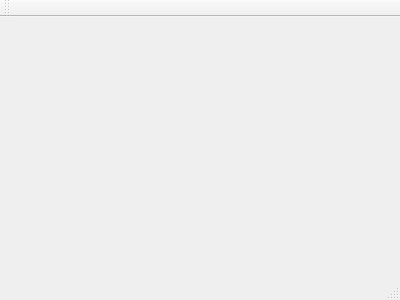
First picture: the form in lab1/mainwindow.ui, repository asvitenkov/MRZ-Part-2, before the edit.
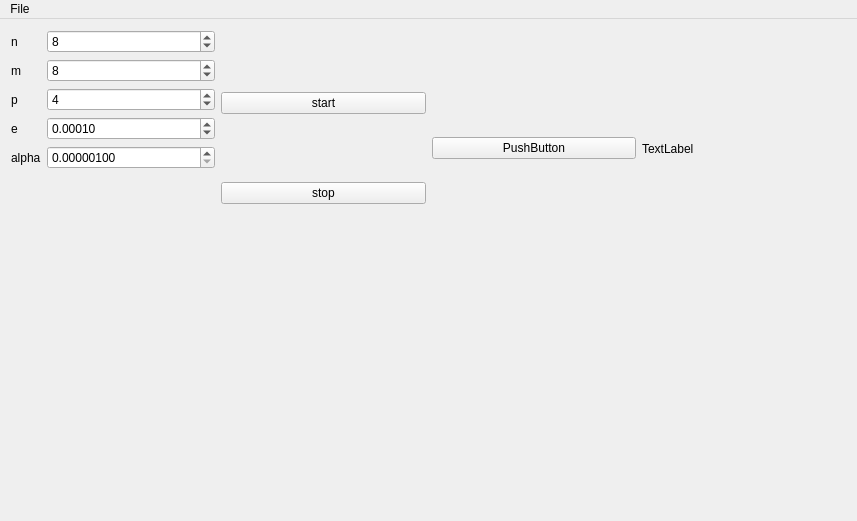
Second picture: the form after the edit.

Diff of the .ui file:
```diff
--- a/lab1/mainwindow.ui
+++ b/lab1/mainwindow.ui
@@ -1,24 +1,204 @@
 <ui version="4.0">
  <class>MainWindow</class>
- <widget class="QMainWindow" name="MainWindow" >
-  <property name="geometry" >
+ <widget class="QMainWindow" name="MainWindow">
+  <property name="geometry">
    <rect>
     <x>0</x>
     <y>0</y>
-    <width>400</width>
-    <height>300</height>
+    <width>857</width>
+    <height>521</height>
    </rect>
   </property>
   <property name="windowTitle" >
    <string>MainWindow</string>
   </property>
-  <widget class="QMenuBar" name="menuBar" />
-  <widget class="QToolBar" name="mainToolBar" />
-  <widget class="QWidget" name="centralWidget" />
-  <widget class="QStatusBar" name="statusBar" />
+  <widget class="QWidget" name="centralWidget">
+   <layout class="QGridLayout" name="gridLayout">
+    <item row="0" column="0">
+     <layout class="QVBoxLayout" name="verticalLayout">
+      <item>
+       <layout class="QHBoxLayout" name="horizontalLayout_2">
+        <item>
+         <layout class="QFormLayout" name="formLayout">
+          <property name="fieldGrowthPolicy">
+           <enum>QFormLayout::AllNonFixedFieldsGrow</enum>
+          </property>
+          <item row="0" column="0">
+           <widget class="QLabel" name="label_2">
+            <property name="text">
+             <string>n</string>
+            </property>
+           </widget>
+          </item>
+          <item row="1" column="0">
+           <widget class="QLabel" name="label_3">
+            <property name="text">
+             <string>m</string>
+            </property>
+           </widget>
+          </item>
+          <item row="2" column="0">
+           <widget class="QLabel" name="label_4">
+            <property name="text">
+             <string>p</string>
+            </property>
+           </widget>
+          </item>
+          <item row="3" column="0">
+           <widget class="QLabel" name="label_5">
+            <property name="text">
+             <string>e</string>
+            </property>
+           </widget>
+          </item>
+          <item row="0" column="1">
+           <widget class="QSpinBox" name="nValue">
+            <property name="minimum">
+             <number>1</number>
+            </property>
+            <property name="value">
+             <number>8</number>
+            </property>
+           </widget>
+          </item>
+          <item row="1" column="1">
+           <widget class="QSpinBox" name="mValue">
+            <property name="minimum">
+             <number>1</number>
+            </property>
+            <property name="value">
+             <number>8</number>
+            </property>
+           </widget>
+          </item>
+          <item row="2" column="1">
+           <widget class="QSpinBox" name="pValue">
+            <property name="minimum">
+             <number>1</number>
+            </property>
+            <property name="maximum">
+             <number>1000</number>
+            </property>
+            <property name="value">
+             <number>4</number>
+            </property>
+           </widget>
+          </item>
+          <item row="3" column="1">
+           <widget class="QDoubleSpinBox" name="eValue">
+            <property name="decimals">
+             <number>5</number>
+            </property>
+            <property name="value">
+             <double>0.000100000000000</double>
+            </property>
+           </widget>
+          </item>
+          <item row="4" column="1">
+           <widget class="QDoubleSpinBox" name="alphaValue">
+            <property name="decimals">
+             <number>8</number>
+            </property>
+            <property name="minimum">
+             <double>0.000001000000000</double>
+            </property>
+           </widget>
+          </item>
+          <item row="4" column="0">
+           <widget class="QLabel" name="label_6">
+            <property name="text">
+             <string>alpha</string>
+            </property>
+           </widget>
+          </item>
+         </layout>
+        </item>
+        <item>
+         <layout class="QVBoxLayout" name="verticalLayout_2">
+          <item>
+           <widget class="QPushButton" name="btnStart">
+            <property name="text">
+             <string>start</string>
+            </property>
+           </widget>
+          </item>
+          <item>
+           <widget class="QPushButton" name="btnStop">
+            <property name="text">
+             <string>stop</string>
+            </property>
+           </widget>
+          </item>
+         </layout>
+        </item>
+        <item>
+         <widget class="QPushButton" name="pushButton">
+          <property name="text">
+           <string>PushButton</string>
+          </property>
+         </widget>
+        </item>
+        <item>
+         <widget class="QLabel" name="label">
+          <property name="text">
+           <string>TextLabel</string>
+          </property>
+         </widget>
+        </item>
+       </layout>
+      </item>
+      <item>
+       <layout class="QHBoxLayout" name="horizontalLayout">
+        <item>
+         <widget class="QLabel" name="lblOriginalImage">
+          <property name="text">
+           <string/>
+          </property>
+         </widget>
+        </item>
+        <item>
+         <widget class="QLabel" name="lblCompressedImege">
+          <property name="text">
+           <string/>
+          </property>
+         </widget>
+        </item>
+       </layout>
+      </item>
+     </layout>
+    </item>
+   </layout>
+  </widget>
+  <widget class="QMenuBar" name="menuBar">
+   <property name="enabled">
+    <bool>true</bool>
+   </property>
+   <property name="geometry">
+    <rect>
+     <x>0</x>
+     <y>0</y>
+     <width>857</width>
+     <height>25</height>
+    </rect>
+   </property>
+   <widget class="QMenu" name="menuFile">
+    <property name="title">
+     <string>File</string>
+    </property>
+    <addaction name="actionOpen"/>
+   </widget>
+   <addaction name="menuFile"/>
+  </widget>
+  <action name="actionOpen">
+   <property name="text">
+    <string>Open</string>
+   </property>
+   <property name="shortcut">
+    <string>Ctrl+O</string>
+   </property>
+  </action>
  </widget>
- <layoutDefault spacing="6" margin="11" />
- <pixmapfunction></pixmapfunction>
+ <layoutdefault spacing="6" margin="11"/>
  <resources/>
  <connections/>
 </ui>
```
Left out of the diff: 3 changed lines with no effect on the pictures.
